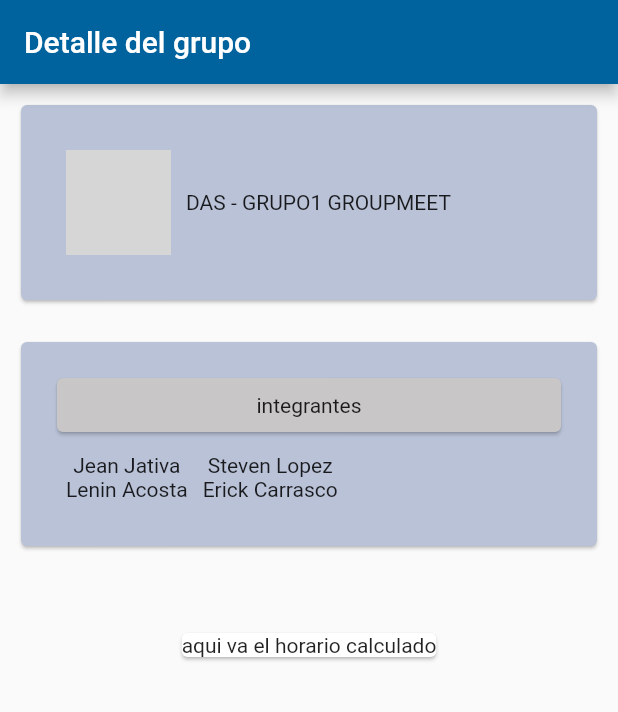
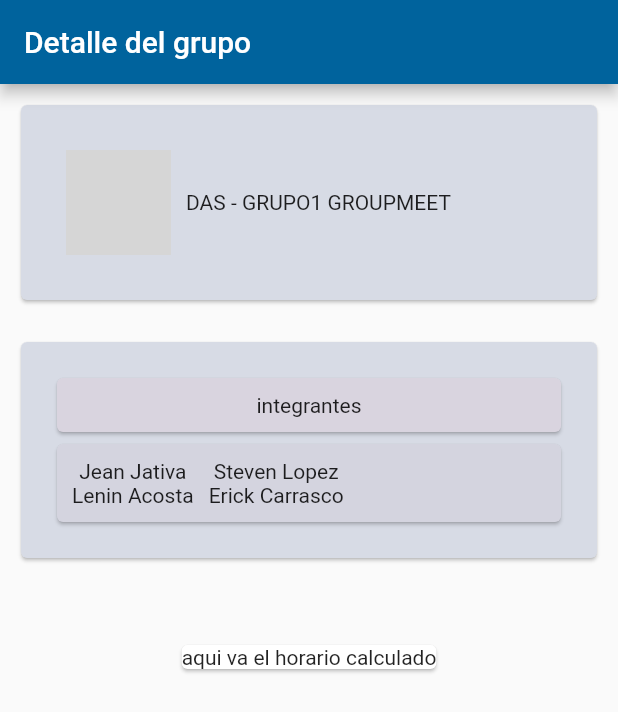
Before and after one commit to OppositeDragon/programador_reuniones_flutter, a Flutter app: the GroupDetail screen opened by its route, on a phone screen of 412 x 824 dp. Shown: the top 712 px of the screen. Run offline on Flutter 3.47's test engine with Material 2 defaults, Android fonts, the phone set to English and light mode, and no system bars; our stand-ins replace firebase_core, flutter_riverpod, go_router; accounts and stored records are empty; network calls fail; grey boxes are pictures that could not be loaded.

Commit message:
Update group_detail.dart

```diff
--- a/lib/views/group_detail.dart
+++ b/lib/views/group_detail.dart
@@ -18,7 +18,7 @@ class _GroupDetailState extends State<GroupDetail> {
           Padding(
             padding: const EdgeInsets.all(10.0),
             child: Card(
-              color: const Color.fromARGB(255, 185, 194, 215),
+              color: const Color.fromARGB(255, 215, 219, 229),
               child: InkWell(
                 splashColor: Colors.blue.withAlpha(30),
                 onTap: () {
@@ -55,13 +55,13 @@ class _GroupDetailState extends State<GroupDetail> {
           Padding(
             padding: const EdgeInsets.all(10.0),
             child: Card(
-              color: const Color.fromARGB(255, 185, 194, 215),
+              color: const Color.fromARGB(255, 215, 219, 229),
               child: Padding(
                 padding: const EdgeInsets.all(20.0),
                 child: Column(
                   children: <Widget>[
                     const Card(
-                      color: Color.fromARGB(255, 200, 198, 198),
+                      color: Color.fromARGB(255, 217, 212, 223),
                       child: Center(
                         child: Padding(
                           padding: EdgeInsets.all(10.0),
@@ -69,7 +69,9 @@ class _GroupDetailState extends State<GroupDetail> {
                         ),
                       ),
                     ),
-                    Row(
+                    Card(
+                      color: const Color.fromARGB(255, 212, 212, 223),
+                      child: Row(
                         children: <Widget>[
                           Padding(
                             padding: const EdgeInsets.all(10.0),
@@ -91,6 +93,7 @@ class _GroupDetailState extends State<GroupDetail> {
                           ),
                         ],
                       ),
+                    ),
                   ],
                 ),
               ),
```
Lines whose indentation alone changed are shown as unchanged.
